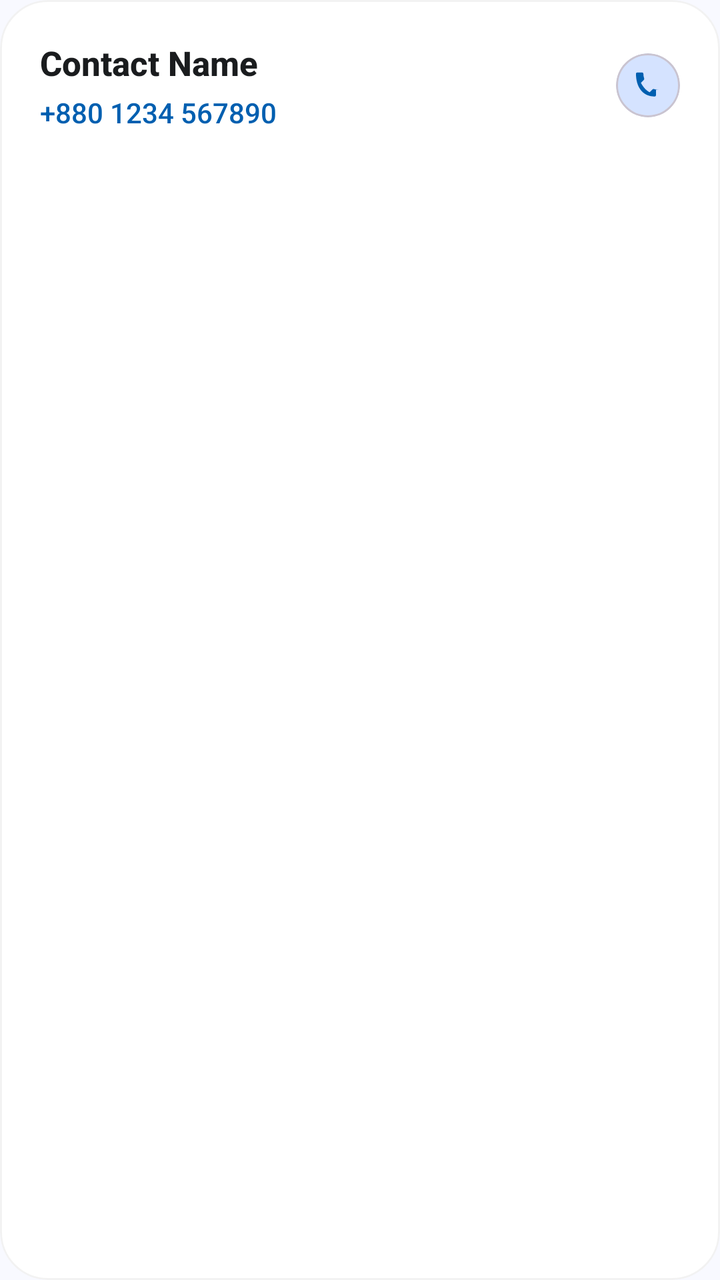
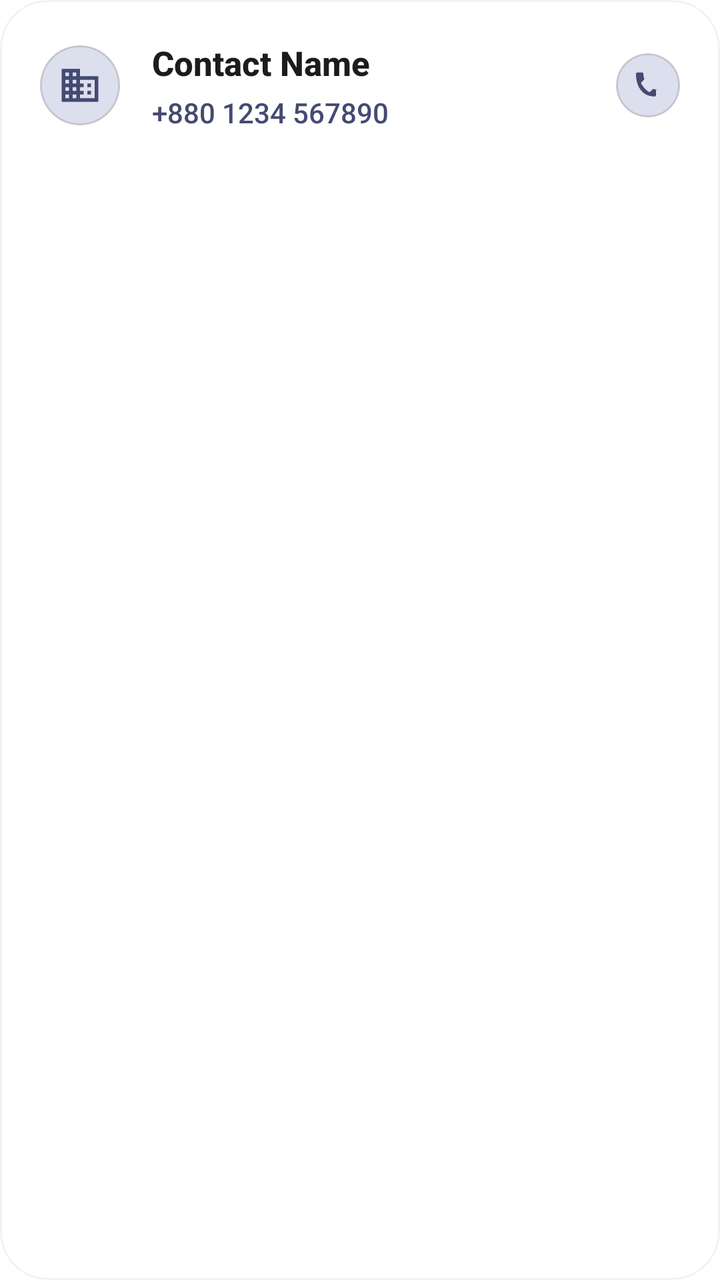

Before-and-after screenshots of an Android layout around one commit, followed by the original layout XML and the change that was made.
<!-- AndroidManifest.xml: application theme Theme.MyDUET -->
<!-- res/layout/contact_item.xml -->
<?xml version="1.0" encoding="utf-8"?>
<com.google.android.material.card.MaterialCardView xmlns:android="http://schemas.android.com/apk/res/android"
    xmlns:app="http://schemas.android.com/apk/res-auto"
    android:layout_width="match_parent"
    android:layout_height="wrap_content"
    android:layout_marginHorizontal="16dp"
    android:layout_marginVertical="8dp"
    app:cardCornerRadius="24dp"
    app:cardElevation="0dp"
    app:strokeWidth="1dp"
    app:strokeColor="#0D000000"
    app:cardBackgroundColor="?attr/colorSurface">

    <LinearLayout
        android:layout_width="match_parent"
        android:layout_height="wrap_content"
        android:gravity="center_vertical"
        android:orientation="horizontal"
        android:padding="20dp"
        android:background="?attr/selectableItemBackground">

        <LinearLayout
            android:layout_width="0dp"
            android:layout_height="wrap_content"
            android:layout_weight="1"
            android:orientation="vertical">

            <TextView
                android:id="@+id/tvContactName"
                android:layout_width="wrap_content"
                android:layout_height="wrap_content"
                android:text="Contact Name"
                android:textColor="?attr/colorOnSurface"
                android:textSize="17sp"
                android:textStyle="bold"
                android:fontFamily="sans-serif-medium" />

            <TextView
                android:id="@+id/tvContactPhone"
                android:layout_width="wrap_content"
                android:layout_height="wrap_content"
                android:layout_marginTop="4dp"
                android:text="+880 1234 567890"
                android:textColor="@color/primary"
                android:textSize="14sp"
                android:fontFamily="sans-serif-medium" />
        </LinearLayout>

        <com.google.android.material.card.MaterialCardView
            android:layout_width="32dp"
            android:layout_height="32dp"
            app:cardCornerRadius="16dp"
            app:cardElevation="0dp"
            app:cardBackgroundColor="@color/md_theme_light_primaryContainer">
            <ImageView
                android:layout_width="16dp"
                android:layout_height="16dp"
                android:layout_gravity="center"
                android:src="@drawable/ic_call"
                app:tint="@color/primary"
                android:contentDescription="@null" />
        </com.google.android.material.card.MaterialCardView>
    </LinearLayout>
</com.google.android.material.card.MaterialCardView>
<!-- resources referenced by this layout -->
<resources>
  <color name="md_theme_light_primaryContainer">#D5E3FF</color>
  <color name="primary">#005FB0</color>
  <style name="Theme.MyDUET" parent="Base.Theme.MyDUET">
          <item name="android:windowAnimationStyle">@style/ActivityAnimation</item>
      </style>
  <style name="Base.Theme.MyDUET" parent="Theme.Material3.DayNight.NoActionBar">
          
          <item name="colorPrimary">@color/md_theme_light_primary</item>
          <item name="colorOnPrimary">@color/md_theme_light_onPrimary</item>
          <item name="colorPrimaryContainer">@color/md_theme_light_primaryContainer</item>
          <item name="colorOnPrimaryContainer">@color/md_theme_light_onPrimaryContainer</item>
  
          <item name="colorSecondary">@color/md_theme_light_secondary</item>
          <item name="colorOnSecondary">@color/md_theme_light_onSecondary</item>
          <item name="colorSecondaryContainer">@color/md_theme_light_secondaryContainer</item>
          <item name="colorOnSecondaryContainer">@color/md_theme_light_onSecondaryContainer</item>
  
          <item name="android:windowBackground">@color/md_theme_light_background</item>
          <item name="colorSurface">@color/md_theme_light_surface</item>
          <item name="colorOnSurface">@color/md_theme_light_onSurface</item>
          <item name="colorSurfaceVariant">@color/md_theme_light_surfaceVariant</item>
          <item name="colorOnSurfaceVariant">@color/md_theme_light_onSurfaceVariant</item>
          <item name="colorOutline">@color/md_theme_light_outline</item>
  
          
          <item name="android:statusBarColor">@color/md_theme_light_background</item>
          <item name="android:windowLightStatusBar">true</item>
  
          
          <item name="textAppearanceHeadlineLarge">@style/TextAppearance.MyDUET.HeadlineLarge</item>
          <item name="textAppearanceTitleLarge">@style/TextAppearance.MyDUET.TitleLarge</item>
          <item name="textAppearanceBodyLarge">@style/TextAppearance.MyDUET.BodyLarge</item>
      </style>
  <color name="md_theme_light_primary">#005FB0</color>
  <color name="md_theme_light_onPrimary">#FFFFFF</color>
  <color name="md_theme_light_onPrimaryContainer">#001C3B</color>
  <color name="md_theme_light_secondary">#565E71</color>
  <color name="md_theme_light_onSecondary">#FFFFFF</color>
  <color name="md_theme_light_secondaryContainer">#DAE2F9</color>
  <color name="md_theme_light_onSecondaryContainer">#131C2C</color>
  <color name="md_theme_light_background">#F8F9FF</color>
  <color name="md_theme_light_surface">#FFFFFF</color>
  <color name="md_theme_light_onSurface">#1A1C1E</color>
  <color name="md_theme_light_surfaceVariant">#E0E2EC</color>
  <color name="md_theme_light_onSurfaceVariant">#44474E</color>
  <color name="md_theme_light_outline">#74777F</color>
  <style name="TextAppearance.MyDUET.HeadlineLarge" parent="TextAppearance.Material3.HeadlineLarge">
          <item name="android:textStyle">bold</item>
          <item name="android:textColor">?attr/colorOnSurface</item>
      </style>
  <style name="TextAppearance.MyDUET.TitleLarge" parent="TextAppearance.Material3.TitleLarge">
          <item name="android:textStyle">bold</item>
          <item name="android:textColor">?attr/colorOnSurface</item>
      </style>
  <style name="TextAppearance.MyDUET.BodyLarge" parent="TextAppearance.Material3.BodyLarge">
          <item name="android:textColor">?attr/colorOnSurfaceVariant</item>
      </style>
  <!-- unchanged entries left out for length: 2 -->
</resources>

<!-- the commit's change to res/layout/contact_item.xml (unified diff, before → after) -->
@@ -18,6 +18,24 @@
         android:orientation="horizontal"
         android:padding="20dp"
         android:background="?attr/selectableItemBackground">
+
+        <com.google.android.material.card.MaterialCardView
+            android:id="@+id/cardIcon"
+            android:layout_width="40dp"
+            android:layout_height="40dp"
+            android:layout_marginEnd="16dp"
+            app:cardCornerRadius="20dp"
+            app:cardElevation="0dp"
+            app:cardBackgroundColor="@color/md_theme_light_primaryContainer">
+            <ImageView
+                android:id="@+id/ivContactIcon"
+                android:layout_width="22dp"
+                android:layout_height="22dp"
+                android:layout_gravity="center"
+                android:src="@drawable/ic_office"
+                app:tint="@color/primary"
+                android:contentDescription="@null" />
+        </com.google.android.material.card.MaterialCardView>
 
         <LinearLayout
             android:layout_width="0dp"
<!-- resource entries referenced after the edit -->
@@ -1,7 +1,17 @@
 <!-- resources referenced by this layout -->
 <resources>
-  <color name="md_theme_light_primaryContainer">#D5E3FF</color>
-  <color name="primary">#005FB0</color>
+  <color name="md_theme_light_primaryContainer">#DCE0EE</color>
+  <color name="primary">#444A72</color>
+  <!-- drawable ic_office (drawable) -->
+  <vector xmlns:android="http://schemas.android.com/apk/res/android"
+      android:width="24dp"
+      android:height="24dp"
+      android:viewportWidth="24"
+      android:viewportHeight="24">
+    <path
+        android:fillColor="#FFFFFFFF"
+        android:pathData="M12,7V3H2v18h20V7H12z M6,19H4v-2h2V19z M6,15H4v-2h2V15z M6,11H4V9h2V11z M6,7H4V5h2V7z M10,19H8v-2h2V19z M10,15H8v-2h2V15z M10,11H8V9h2V11z M10,7H8V5h2V7z M20,19h-8v-2h2v-2h-2v-2h2v-2h-2V9h8V19z M18,11h-2v2h2V11z M18,15h-2v2h2V15z"/>
+  </vector>
   <style name="Theme.MyDUET" parent="Base.Theme.MyDUET">
           <item name="android:windowAnimationStyle">@style/ActivityAnimation</item>
       </style>
@@ -25,25 +35,25 @@
           <item name="colorOutline">@color/md_theme_light_outline</item>
   
           
-          <item name="android:statusBarColor">@color/md_theme_light_background</item>
-          <item name="android:windowLightStatusBar">true</item>
+          <item name="android:statusBarColor">?attr/colorPrimary</item>
+          <item name="android:windowLightStatusBar">false</item>
   
           
           <item name="textAppearanceHeadlineLarge">@style/TextAppearance.MyDUET.HeadlineLarge</item>
           <item name="textAppearanceTitleLarge">@style/TextAppearance.MyDUET.TitleLarge</item>
           <item name="textAppearanceBodyLarge">@style/TextAppearance.MyDUET.BodyLarge</item>
       </style>
-  <color name="md_theme_light_primary">#005FB0</color>
+  <color name="md_theme_light_primary">#444A72</color>
   <color name="md_theme_light_onPrimary">#FFFFFF</color>
-  <color name="md_theme_light_onPrimaryContainer">#001C3B</color>
-  <color name="md_theme_light_secondary">#565E71</color>
+  <color name="md_theme_light_onPrimaryContainer">#14182B</color>
+  <color name="md_theme_light_secondary">#088BB3</color>
   <color name="md_theme_light_onSecondary">#FFFFFF</color>
-  <color name="md_theme_light_secondaryContainer">#DAE2F9</color>
-  <color name="md_theme_light_onSecondaryContainer">#131C2C</color>
-  <color name="md_theme_light_background">#F8F9FF</color>
+  <color name="md_theme_light_secondaryContainer">#D7EFF7</color>
+  <color name="md_theme_light_onSecondaryContainer">#00202C</color>
+  <color name="md_theme_light_background">#FFFFFF</color>
   <color name="md_theme_light_surface">#FFFFFF</color>
   <color name="md_theme_light_onSurface">#1A1C1E</color>
-  <color name="md_theme_light_surfaceVariant">#E0E2EC</color>
+  <color name="md_theme_light_surfaceVariant">#E2E4EE</color>
   <color name="md_theme_light_onSurfaceVariant">#44474E</color>
   <color name="md_theme_light_outline">#74777F</color>
   <style name="TextAppearance.MyDUET.HeadlineLarge" parent="TextAppearance.Material3.HeadlineLarge">
